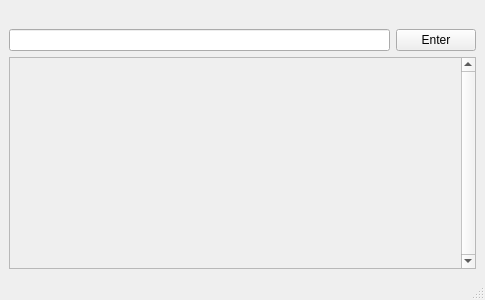
OrionAerospaceYT/SideKick, file Ui/LibraryUi.ui: the form before one commit.
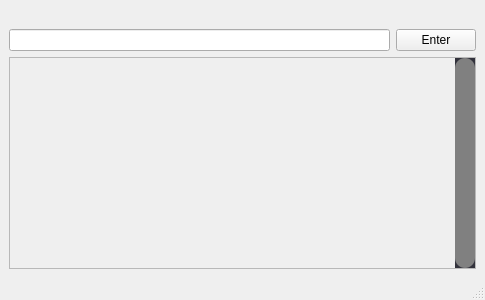
The form after the commit.

What changed in the file:
```diff
--- a/Ui/LibraryUi.ui
+++ b/Ui/LibraryUi.ui
@@ -19,6 +19,38 @@
   <property name="windowTitle">
    <string>SideKick Library Manager</string>
   </property>
+  <property name="styleSheet">
+   <string notr="true">QScrollBar
+{
+	width: 20px;
+	border:none;
+    border-radius: 10px;
+    background: #32323C;
+}
+QScrollBar::add-page, QScrollBar::sub-page 
+{
+	background-color: #32323C;
+}
+QScrollBar::add-line, QScrollBar::sub-line 
+{
+	background-color: #32323C;
+}
+QScrollBar::handle
+{
+	background-color: grey;
+	min-height: 30px;
+	border-radius: 10px;
+	border:none;
+}
+QScrollBar::up-arrow
+{
+	background: none;
+}
+QScrollBar::down-arrow
+{
+	background: none;
+}</string>
+  </property>
   <widget class="QWidget" name="centralwidget">
    <property name="minimumSize">
     <size>
@@ -62,7 +94,7 @@
           <rect>
            <x>0</x>
            <y>0</y>
-           <width>446</width>
+           <width>443</width>
            <height>210</height>
           </rect>
          </property>
```
